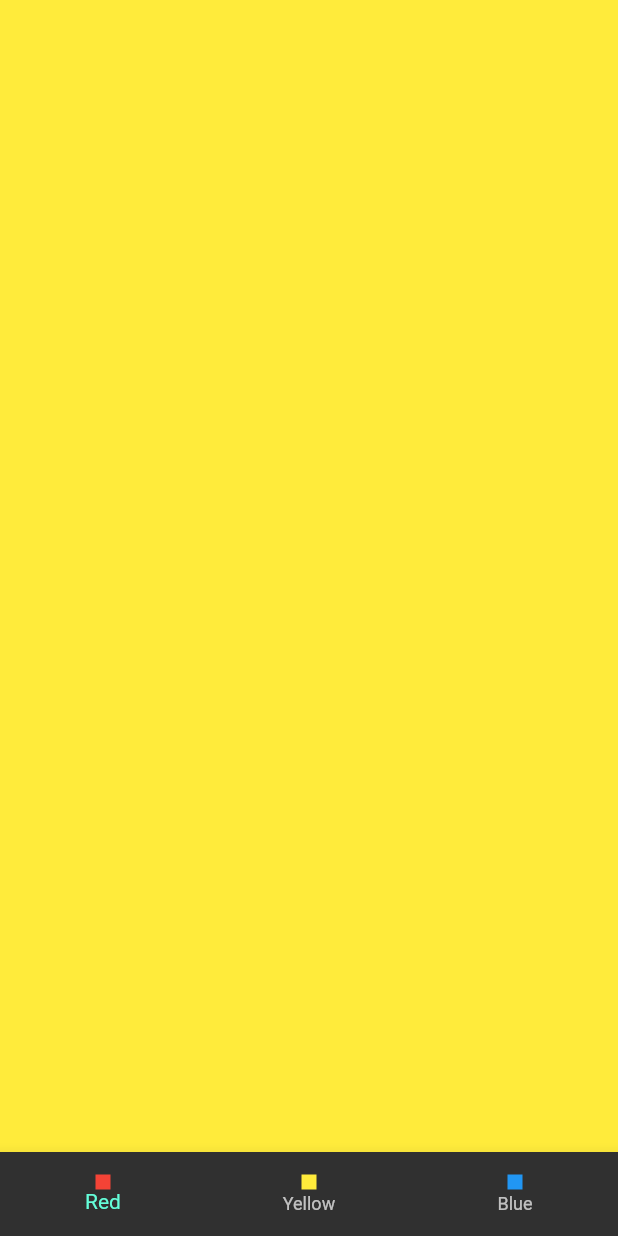
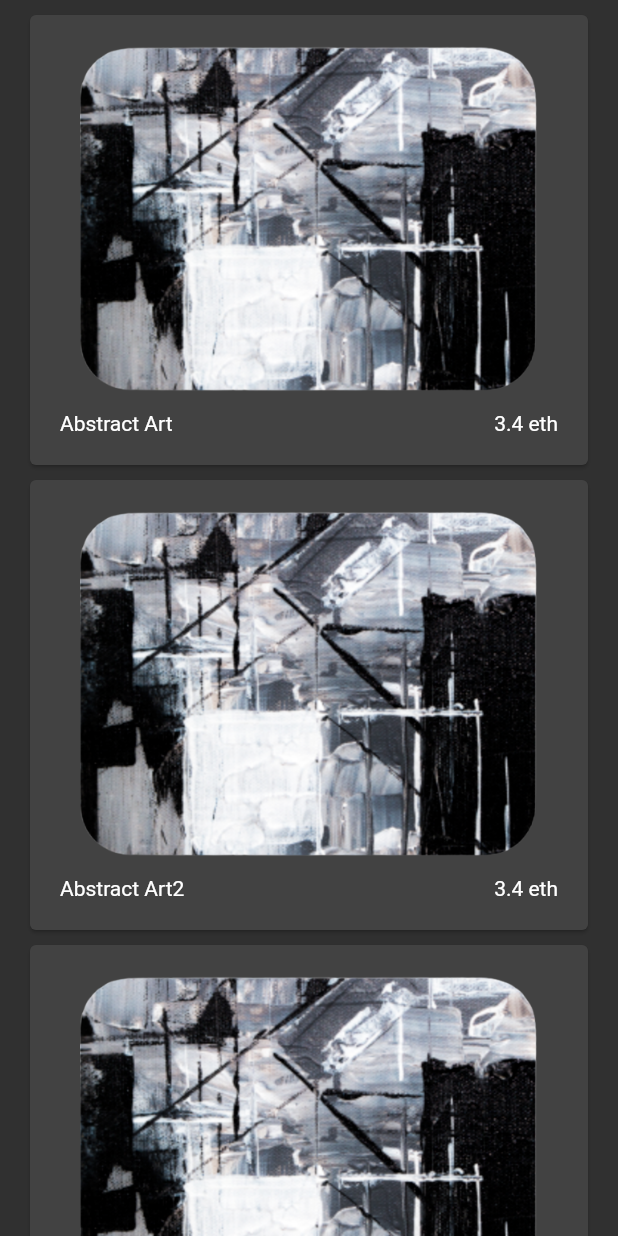
Before and after one commit to berkcangumusisik/100daysOfFlutter, a Flutter app: the screen it shows after launch, on a phone screen of 412 x 824 dp. Run offline on Flutter 3.47's test engine with Material 2 defaults, Android fonts, the phone set to English and light mode, and no system bars.

Commit message:
Day 30 And 31 Added.

```diff
--- /dev/null
+++ b/flutter_full_learn/lib/Day31/myCollectionsDemos.dart
@@ -0,0 +1,116 @@
+// ignore_for_file: public_member_api_docs, sort_constructors_first
+import 'package:flutter/material.dart';
+
+class MyCollectionsDemos extends StatefulWidget {
+  MyCollectionsDemos({Key? key}) : super(key: key);
+  @override
+  State<MyCollectionsDemos> createState() => _MyCollectionsDemosState();
+}
+
+class _MyCollectionsDemosState extends State<MyCollectionsDemos> {
+  late final List<CollectionsModel> _items;
+  @override
+  void initState() {
+    super.initState();
+    _items = CollectionItems().items;
+  }
+
+  @override
+  Widget build(BuildContext context) {
+    return Scaffold(
+      body: ListView.builder(
+        itemCount: _items.length,
+        padding: PaddingUtility().paddingHorizontal,
+        itemBuilder: (context, index) {
+          return _CategoryCard(model: _items[index]);
+        },
+      ),
+    );
+  }
+}
+
+class _CategoryCard extends StatelessWidget {
+  const _CategoryCard({
+    Key? key,
+    required CollectionsModel model,
+  })  : _model = model,
+        super(key: key);
+
+  final CollectionsModel _model;
+
+  @override
+  Widget build(BuildContext context) {
+    return Card(
+        margin: PaddingUtility().paddingBottom,
+        child: SizedBox(
+          height: 300,
+          child: Padding(
+            padding: PaddingUtility().paddingGeneral,
+            child: Column(children: [
+              Expanded(
+                child: Image.asset(
+                  _model.imagePath,
+                  fit: BoxFit.fill,
+                ),
+              ),
+              Padding(
+                padding: PaddingUtility().paddingTop,
+                child: Row(
+                  mainAxisAlignment: MainAxisAlignment.spaceBetween,
+                  children: [
+                    Text(_model.title),
+                    Text('${_model.price} eth'),
+                  ],
+                ),
+              )
+            ]),
+          ),
+        ));
+  }
+}
+
+class CollectionsModel {
+  final String imagePath;
+  final String title;
+  final double price;
+  CollectionsModel({
+    required this.imagePath,
+    required this.title,
+    required this.price,
+  });
+}
+
+class CollectionItems {
+  late final List<CollectionsModel> items;
+  CollectionItems() {
+    items = [
+      CollectionsModel(
+          imagePath: ProjectImages.imageCollection,
+          title: "Abstract Art",
+          price: 3.4),
+      CollectionsModel(
+          imagePath: ProjectImages.imageCollection,
+          title: "Abstract Art2",
+          price: 3.4),
+      CollectionsModel(
+          imagePath: ProjectImages.imageCollection,
+          title: "Abstract Art 3",
+          price: 3.4),
+      CollectionsModel(
+          imagePath: ProjectImages.imageCollection,
+          title: "Abstract Art 4",
+          price: 3.4),
+    ];
+  }
+}
+
+class PaddingUtility {
+  final paddingTop = const EdgeInsets.only(top: 10.0);
+  final paddingBottom = const EdgeInsets.only(top: 10.0);
+  final paddingGeneral = const EdgeInsets.all(20);
+  final paddingHorizontal = const EdgeInsets.symmetric(horizontal: 20);
+}
+
+class ProjectImages {
+  static const imageCollection = 'assets/png/image_collection.png';
+}
--- a/flutter_full_learn/lib/main.dart
+++ b/flutter_full_learn/lib/main.dart
@@ -23,6 +23,9 @@ import 'package:flutter_full_learn/Day27/pageViewLearn.dart';
 import 'package:flutter_full_learn/Day27/stateFullLifeCycleLearn.dart';
 import 'package:flutter_full_learn/Day28/textFieldLearn.dart';
 import 'package:flutter_full_learn/Day29/colorDemosView.dart';
+import 'package:flutter_full_learn/Day30/listViewBuilder.dart';
+import 'package:flutter_full_learn/Day30/listViewLearn.dart';
+import 'package:flutter_full_learn/Day31/myCollectionsDemos.dart';
 
 void main() {
   runApp(MyApp());
@@ -46,7 +49,7 @@ class MyApp extends StatelessWidget {
           elevation: 0, // AppBar'ın yüksekliğini 0 yapar.
         ),
       ),
-      home: const ColorDemos(initialColor: Colors.yellow),
+      home: MyCollectionsDemos(),
     );
   }
 }
```
Also changed, not shown: flutter_full_learn/lib/Day30/listViewBuilder.dart (added, +36 -0 lines), flutter_full_learn/lib/Day30/listViewLearn.dart (added, +106 -0 lines), 1 other file.
